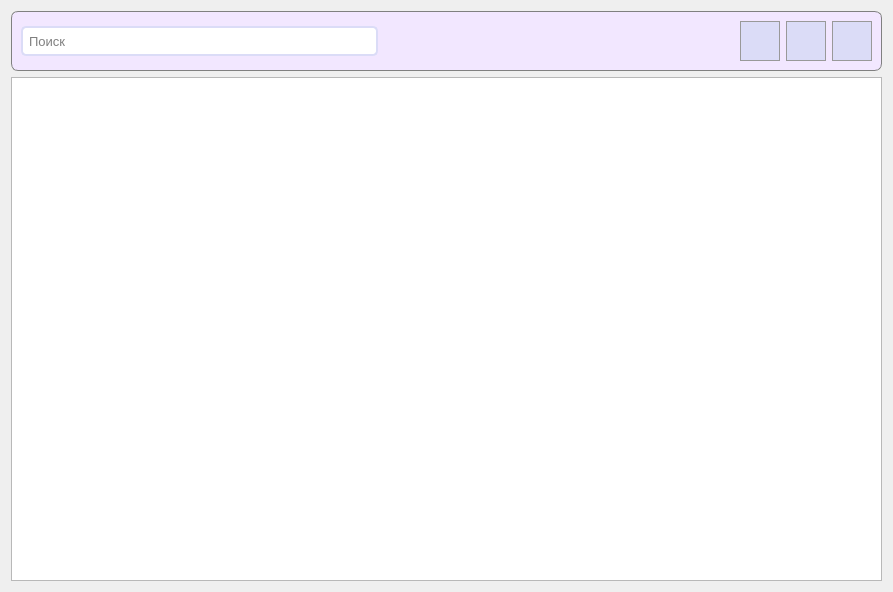
First picture: the form in ListOrders.ui, repository FediiBohdan/TechService, before the edit.
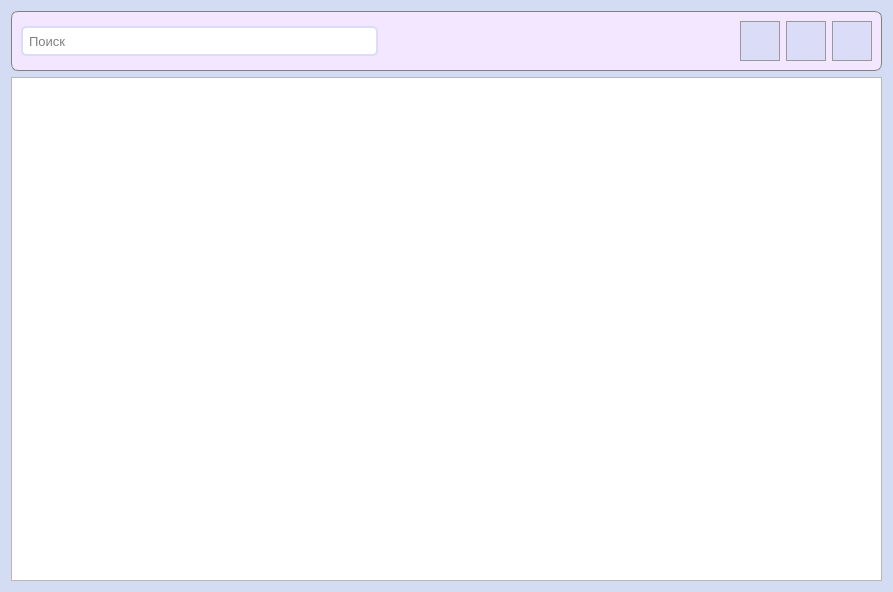
Second picture: the form after the edit. Icons and pictures are not drawn.

```diff
--- a/ListOrders.ui
+++ b/ListOrders.ui
@@ -14,7 +14,14 @@
    <string>Список заказов</string>
   </property>
   <property name="styleSheet">
-   <string notr="true"/>
+   <string notr="true">QDialog {
+	background-color: #d3dcf3;
+	background-image: url(:/images/backgroundImage.png)
+}
+
+QMessageBox {
+	background-color: white;
+}</string>
   </property>
   <layout class="QGridLayout" name="gridLayout_2">
    <item row="0" column="0">
```
Left out of the diff: 6 changed lines with no effect on the pictures.
